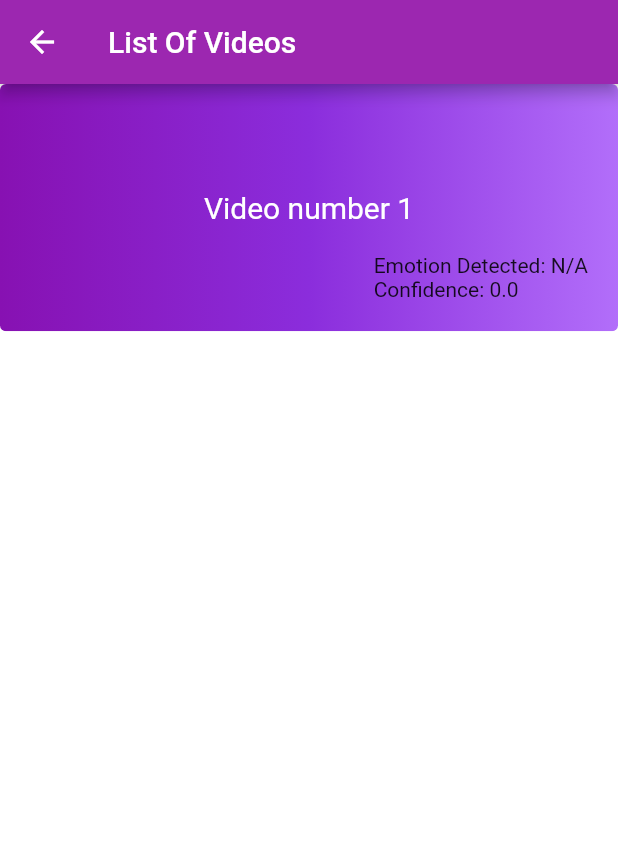
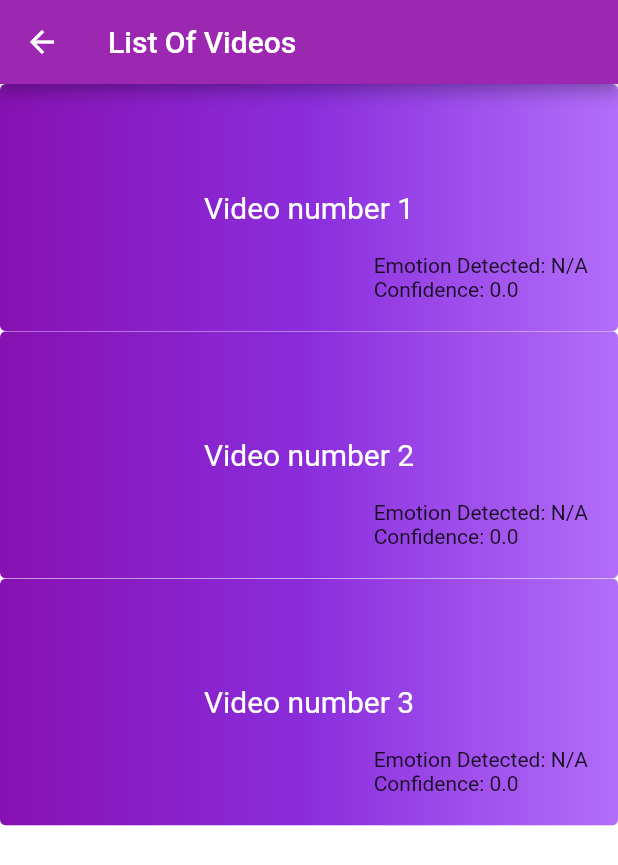
Before and after one commit to AkhlaqAltaf/detect_emotion_during_watching_video, a Flutter app: the screen it shows after launch, after a tap on "Emotion Detect During Video play", on a phone screen of 412 x 824 dp. Shown: the top 865 px of the screen. Run offline on Flutter 3.47's test engine with Material 2 defaults, Android fonts, the phone set to English and light mode, and no system bars; our stand-ins replace camera, logger, video_player; missing offline and left inert: flutter_tflite.

```diff
--- a/live_emotion/lib/landing.dart
+++ b/live_emotion/lib/landing.dart
@@ -58,7 +58,7 @@ class Landing extends StatelessWidget {
                       mainAxisAlignment: MainAxisAlignment.center,
                       children: [
                         Text(
-                          'Fake Feedback Recognisation',
+                          'Video Content Comparison With creator Tags',
                           style: TextStyle(
                             fontWeight: FontWeight.bold,
                           ),
--- a/live_emotion/lib/video_list.dart
+++ b/live_emotion/lib/video_list.dart
@@ -12,8 +12,8 @@ class VideosList extends StatefulWidget {
 class _VideosListState extends State<VideosList> {
   var videos = [
     'assets/videos/Video1.mp4',
-    // 'assets/videos/Video2.mp4',
-    // 'assets/videos/Video3.mp4',
+    'assets/videos/Video2.mp4',
+    'assets/videos/Video3.mp4',
     // 'assets/videos/Video4.mp4',
     // 'assets/videos/Video5.mp4',
     // 'assets/videos/Video6.mp4',
```
Also changed, not shown: live_emotion/lib/emotion_detection.dart (+37 -2 lines), 3 other files.
